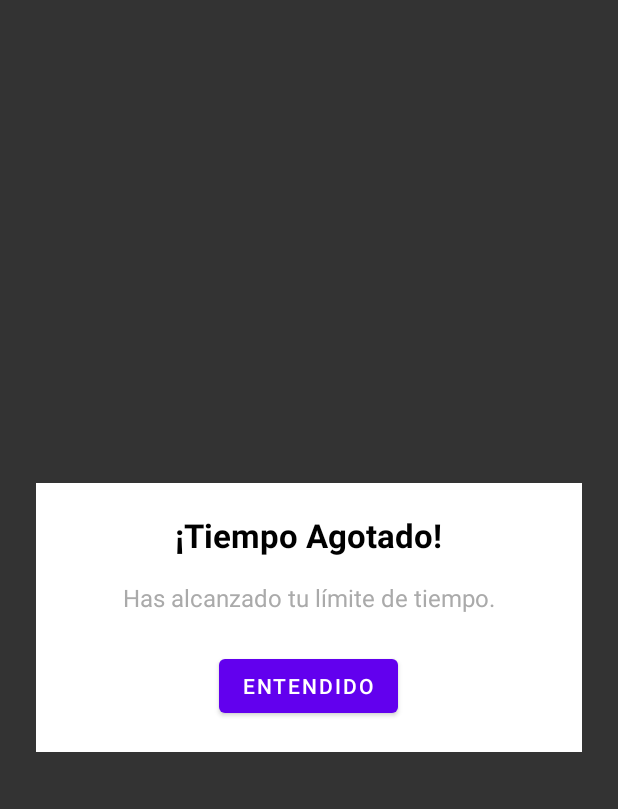
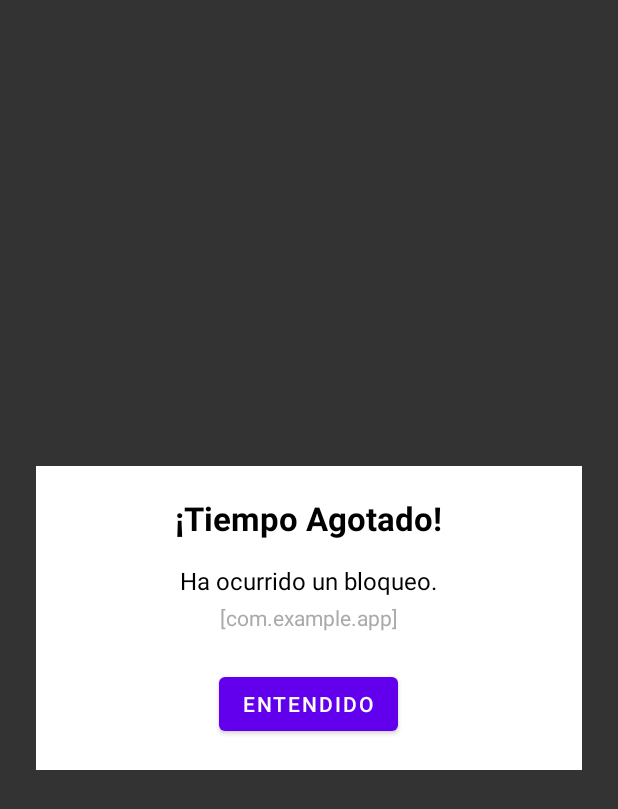
Before and after one commit to EloyPradoMora/BlockRott, an Android app built with Jetpack Compose: the layout activity_blocker.xml on its own in the app's theme, with its tools: preview values and no code run, on a phone screen of 412 x 824 dp. Shown: the top 809 px of the screen. Run offline under Robolectric (Android 15) with nearby library versions, the phone set to English and light mode, and no system bars.

Commit message:
Mensaje acorde al motivo del bloqueo
Ahora el mensaje de la pantalla de bloqueo es acorde al motivo por el cual la app fue bloqueada y muestra la opción correspondiente.

```diff
--- a/app/src/main/java/com/example/blockrott/frontend/screens/HomeViewModel.kt
+++ b/app/src/main/java/com/example/blockrott/frontend/screens/HomeViewModel.kt
@@ -45,7 +45,7 @@ class HomeViewModel(application: Application) : AndroidViewModel(application) {
     fun actualizarEstadisticas(context: Context) {
         if (usuario.especificacionesApp.isEmpty()) {
             //tiempo de un minuto es para demostrar que funciona ELIMINAR AL IMPLEMENTAR UNA FORMA DE CAMBIAR ESTE TIEMPO
-            usuario.agregarEspecificacionNueva("YouTube", "com.google.android.youtube", 900000L)
+            usuario.agregarEspecificacionNueva("YouTube", "com.google.android.youtube", 180000L)
             usuario.agregarEspecificacionNueva("Instagram", "com.instagram.android", 60000L)
         }
 
--- a/app/src/main/res/layout/activity_blocker.xml
+++ b/app/src/main/res/layout/activity_blocker.xml
@@ -5,14 +5,14 @@
     android:orientation="vertical"
     android:gravity="center"
     android:padding="24dp"
-    android:background="#CC000000"> <LinearLayout
+    android:background="#CC000000">
+    <LinearLayout
         android:layout_width="match_parent"
         android:layout_height="wrap_content"
         android:orientation="vertical"
         android:background="@android:color/white"
         android:padding="20dp"
         android:gravity="center">
-
         <TextView
             android:layout_width="wrap_content"
             android:layout_height="wrap_content"
@@ -20,16 +20,24 @@
             android:textSize="22sp"
             android:textStyle="bold"
             android:textColor="@android:color/black"/>
-
+        <TextView
+            android:id="@+id/blocked_message_text"
+            android:layout_width="wrap_content"
+            android:layout_height="wrap_content"
+            android:text="Ha ocurrido un bloqueo."
+            android:textSize="16sp"
+            android:layout_marginTop="16dp"
+            android:textColor="@android:color/black"
+            android:textAlignment="center"/>
         <TextView
             android:id="@+id/blocked_app_name"
             android:layout_width="wrap_content"
             android:layout_height="wrap_content"
-        android:text="Has alcanzado tu límite de tiempo."
-        android:textSize="16sp"
-        android:layout_marginTop="16dp"
-        android:textColor="@android:color/darker_gray"/>
-
+            android:text="[com.example.app]"
+            android:textSize="14sp"
+            android:layout_marginTop="4dp"
+            android:textColor="@android:color/darker_gray"
+            android:textAlignment="center"/>
         <Button
             android:id="@+id/close_blocker_button"
             android:layout_width="wrap_content"
@@ -37,5 +45,4 @@
             android:text="Entendido"
             android:layout_marginTop="24dp"/>
     </LinearLayout>
-
 </LinearLayout>
```
Also changed, not shown: app/src/main/java/backend/AppMonitorService.java (+18 -5 lines), app/src/main/java/backend/BlockerActivity.java (+35 -7 lines). Lines whose indentation alone changed are shown as unchanged.
